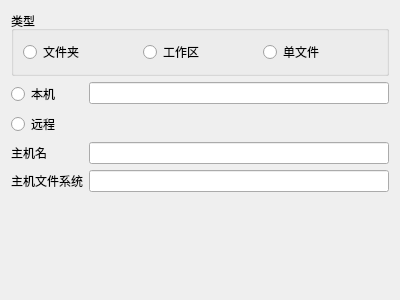
Qt form labeled_files/path_types/vscode/vscode.ui (liyihc/labeled-files) before a commit.
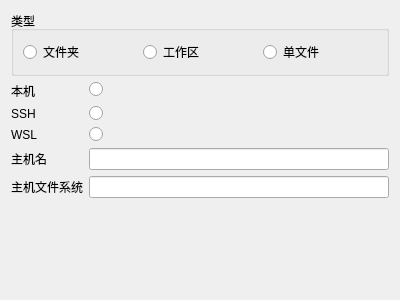
The same form after that commit.

Commit message: add wsl to vscode workspace handler

Patch:
```diff
--- a/labeled_files/path_types/vscode/vscode.ui
+++ b/labeled_files/path_types/vscode/vscode.ui
@@ -17,43 +17,6 @@
    <string>Form</string>
   </property>
   <layout class="QFormLayout" name="formLayout">
-   <item row="1" column="0">
-    <widget class="QRadioButton" name="localRadioButton">
-     <property name="text">
-      <string>本机</string>
-     </property>
-    </widget>
-   </item>
-   <item row="2" column="0">
-    <widget class="QRadioButton" name="remoteRadioButton">
-     <property name="text">
-      <string>远程</string>
-     </property>
-    </widget>
-   </item>
-   <item row="1" column="1">
-    <widget class="QLineEdit" name="localLineEdit"/>
-   </item>
-   <item row="3" column="0">
-    <widget class="QLabel" name="label">
-     <property name="text">
-      <string>主机名</string>
-     </property>
-    </widget>
-   </item>
-   <item row="4" column="0">
-    <widget class="QLabel" name="label_2">
-     <property name="text">
-      <string>主机文件系统</string>
-     </property>
-    </widget>
-   </item>
-   <item row="3" column="1">
-    <widget class="QLineEdit" name="remoteHostLineEdit"/>
-   </item>
-   <item row="4" column="1">
-    <widget class="QLineEdit" name="remotePathLineEdit"/>
-   </item>
    <item row="0" column="0" colspan="2">
     <widget class="QGroupBox" name="groupBox">
      <property name="title">
@@ -84,6 +47,68 @@
      </layout>
     </widget>
    </item>
+   <item row="4" column="0">
+    <widget class="QLabel" name="label">
+     <property name="text">
+      <string>主机名</string>
+     </property>
+    </widget>
+   </item>
+   <item row="4" column="1">
+    <widget class="QLineEdit" name="hostLineEdit"/>
+   </item>
+   <item row="5" column="0">
+    <widget class="QLabel" name="label_2">
+     <property name="text">
+      <string>主机文件系统</string>
+     </property>
+    </widget>
+   </item>
+   <item row="5" column="1">
+    <widget class="QLineEdit" name="pathLineEdit"/>
+   </item>
+   <item row="1" column="1">
+    <widget class="QRadioButton" name="localRadioButton">
+     <property name="text">
+      <string/>
+     </property>
+    </widget>
+   </item>
+   <item row="2" column="1">
+    <widget class="QRadioButton" name="sshRadioButton">
+     <property name="text">
+      <string/>
+     </property>
+    </widget>
+   </item>
+   <item row="3" column="1">
+    <widget class="QRadioButton" name="wslRadioButton">
+     <property name="text">
+      <string/>
+     </property>
+    </widget>
+   </item>
+   <item row="1" column="0">
+    <widget class="QLabel" name="label_3">
+     <property name="text">
+      <string>本机</string>
+     </property>
+    </widget>
+   </item>
+   <item row="2" column="0">
+    <widget class="QLabel" name="label_4">
+     <property name="text">
+      <string>SSH</string>
+     </property>
+    </widget>
+   </item>
+   <item row="3" column="0">
+    <widget class="QLabel" name="label_5">
+     <property name="text">
+      <string>WSL</string>
+     </property>
+    </widget>
+   </item>
   </layout>
  </widget>
  <resources/>
```
The commit also changes 6 other files.
